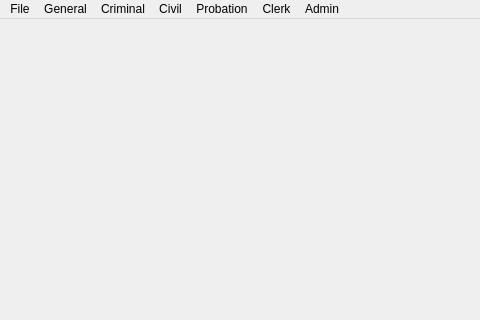
The window that ui/MainWindow.ui (HunterProgram22/MuniEntry) describes before a commit, drawn with Qt 5; both pictures show x 0 to 480 and y 0 to 320 of the 800 by 600 pixel window.
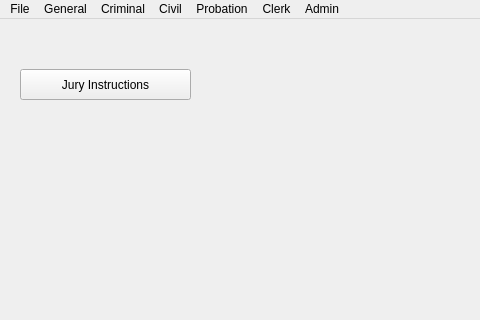
The same window after the commit.

Commit message: Added Jury Instructions Dialog

The edit to the form file:
```diff
--- a/ui/MainWindow.ui
+++ b/ui/MainWindow.ui
@@ -13,7 +13,21 @@
   <property name="windowTitle">
    <string>MuniEntry</string>
   </property>
-  <widget class="QWidget" name="centralwidget"/>
+  <widget class="QWidget" name="centralwidget">
+   <widget class="QPushButton" name="pushButton">
+    <property name="geometry">
+     <rect>
+      <x>20</x>
+      <y>50</y>
+      <width>171</width>
+      <height>31</height>
+     </rect>
+    </property>
+    <property name="text">
+     <string>Jury Instructions</string>
+    </property>
+   </widget>
+  </widget>
   <widget class="QMenuBar" name="menubar">
    <property name="geometry">
     <rect>
```
The commit also changes 2 other files.
